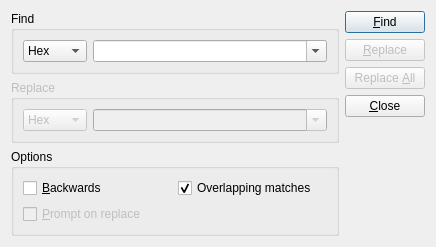
Before: the Qt Designer form src/ui/searchdialog.ui in codilime/veles, drawn with Qt 5.
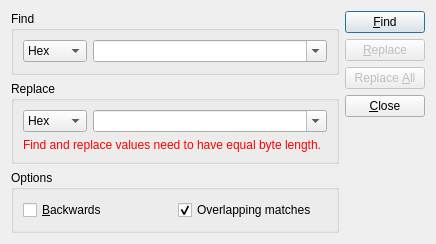
After: the same form once the commit is applied.

Commit message:
Enable support for replace in HexEdit (#248)
Enable support for replace in HexEdit

Modify EditEngine to use BinData

Patch:
```diff
--- a/src/ui/searchdialog.ui
+++ b/src/ui/searchdialog.ui
@@ -55,14 +55,19 @@
      <item>
       <widget class="QGroupBox" name="gbReplace">
        <property name="enabled">
-        <bool>false</bool>
+        <bool>true</bool>
        </property>
        <property name="title">
         <string>Replace</string>
        </property>
+       <layout class="QVBoxLayout" name="verticalLayout_5">
+        <item>
        <layout class="QHBoxLayout" name="horizontalLayout_2">
         <item>
          <widget class="QComboBox" name="cbReplaceFormat">
+            <property name="enabled">
+             <bool>true</bool>
+            </property>
           <item>
            <property name="text">
             <string>Hex</string>
@@ -89,6 +94,52 @@
          </widget>
         </item>
        </layout>
+        </item>
+        <item>
+         <widget class="QLabel" name="warning_label">
+          <property name="palette">
+           <palette>
+            <active>
+             <colorrole role="WindowText">
+              <brush brushstyle="SolidPattern">
+               <color alpha="255">
+                <red>255</red>
+                <green>0</green>
+                <blue>0</blue>
+               </color>
+              </brush>
+             </colorrole>
+            </active>
+            <inactive>
+             <colorrole role="WindowText">
+              <brush brushstyle="SolidPattern">
+               <color alpha="255">
+                <red>255</red>
+                <green>0</green>
+                <blue>0</blue>
+               </color>
+              </brush>
+             </colorrole>
+            </inactive>
+            <disabled>
+             <colorrole role="WindowText">
+              <brush brushstyle="SolidPattern">
+               <color alpha="255">
+                <red>120</red>
+                <green>120</green>
+                <blue>120</blue>
+               </color>
+              </brush>
+             </colorrole>
+            </disabled>
+           </palette>
+          </property>
+          <property name="text">
+           <string>Find and replace values need to have equal byte length.</string>
+          </property>
+         </widget>
+        </item>
+       </layout>
       </widget>
      </item>
      <item>
@@ -108,20 +159,10 @@
               </property>
              </widget>
             </item>
-            <item>
-             <widget class="QCheckBox" name="cbPrompt">
-              <property name="enabled">
-               <bool>false</bool>
-              </property>
-              <property name="text">
-               <string>&amp;Prompt on replace</string>
-              </property>
-             </widget>
-            </item>
            </layout>
           </item>
           <item>
-           <layout class="QVBoxLayout" name="verticalLayout_5">
+           <layout class="QVBoxLayout" name="verticalLayout_6">
             <item>
              <widget class="QCheckBox" name="cbOverlapping">
               <property name="text">
@@ -132,22 +173,6 @@
               </property>
              </widget>
             </item>
-            <item>
-             <spacer name="verticalSpacer_2">
-              <property name="orientation">
-               <enum>Qt::Vertical</enum>
-              </property>
-              <property name="sizeType">
-               <enum>QSizePolicy::Expanding</enum>
-              </property>
-              <property name="sizeHint" stdset="0">
-               <size>
-                <width>20</width>
-                <height>16</height>
-               </size>
-              </property>
-             </spacer>
-            </item>
            </layout>
           </item>
          </layout>
```
Left out of the diff: 1 changed line with no effect on the pictures. Lines whose indentation alone changed are shown as unchanged. The commit also changes 7 other files.
